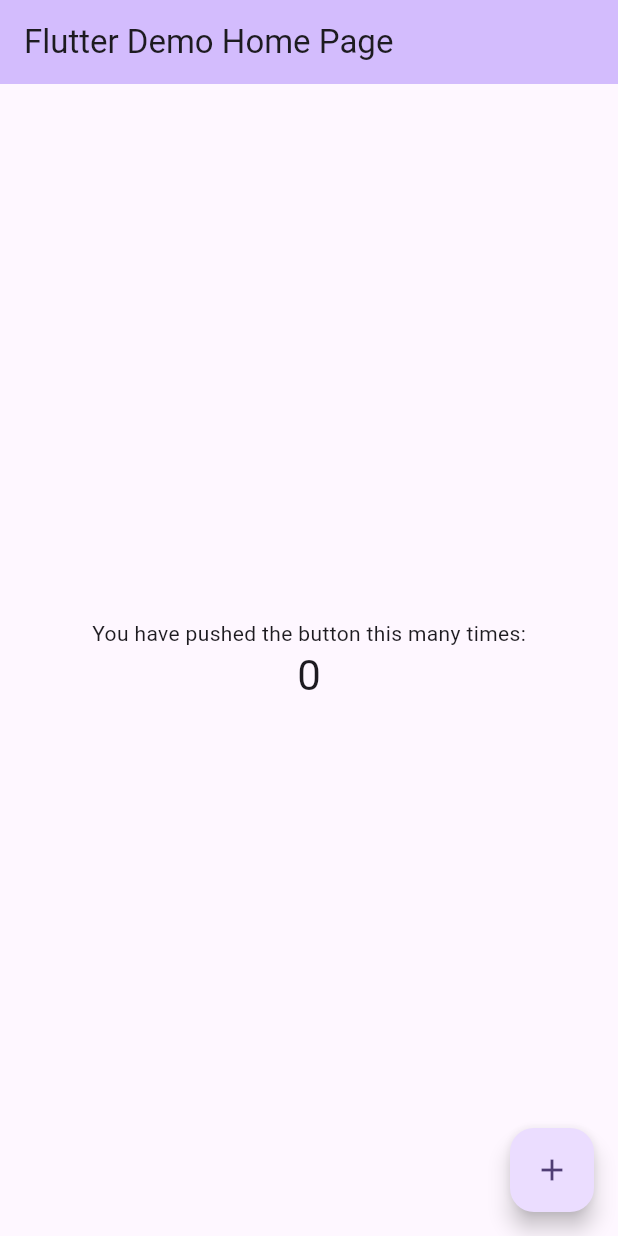
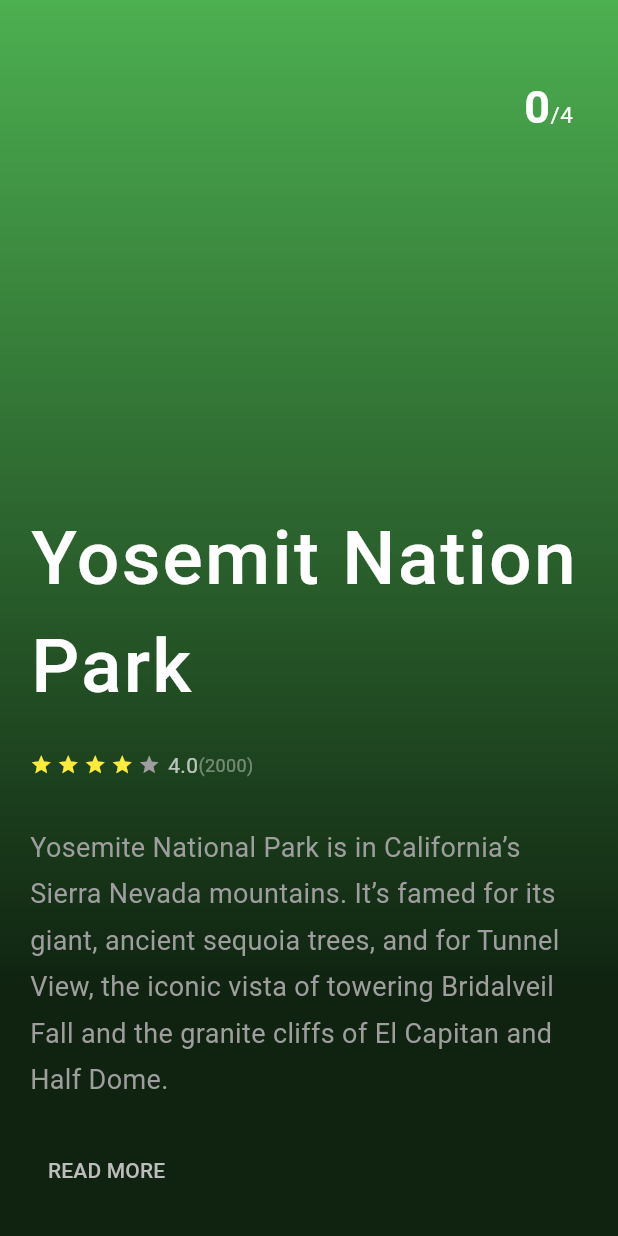
Before and after one commit to zaihcodes/Flutter, a Flutter app: the screen it shows after launch, on a phone screen of 412 x 824 dp. Run offline on Flutter 3.47's test engine with Material 3 defaults, Android fonts, the phone set to English and light mode, and no system bars.

Commit message:
Created the static pageview

```diff
--- a/flutter_trip_app_ui/lib/main.dart
+++ b/flutter_trip_app_ui/lib/main.dart
@@ -7,119 +7,162 @@
 class MyApp extends StatelessWidget {
   const MyApp({super.key});
 
-  // This widget is the root of your application.
   @override
   Widget build(BuildContext context) {
-    return MaterialApp(
-      title: 'Flutter Demo',
-      theme: ThemeData(
-        // This is the theme of your application.
-        //
-        // TRY THIS: Try running your application with "flutter run". You'll see
-        // the application has a purple toolbar. Then, without quitting the app,
-        // try changing the seedColor in the colorScheme below to Colors.green
-        // and then invoke "hot reload" (save your changes or press the "hot
-        // reload" button in a Flutter-supported IDE, or press "r" if you used
-        // the command line to start the app).
-        //
-        // Notice that the counter didn't reset back to zero; the application
-        // state is not lost during the reload. To reset the state, use hot
-        // restart instead.
-        //
-        // This works for code too, not just values: Most code changes can be
-        // tested with just a hot reload.
-        colorScheme: ColorScheme.fromSeed(seedColor: Colors.deepPurple),
-        useMaterial3: true,
-      ),
-      home: const MyHomePage(title: 'Flutter Demo Home Page'),
+    return const MaterialApp(
+      debugShowCheckedModeBanner: false,
+      home: HomeScreen(),
     );
   }
 }
 
-class MyHomePage extends StatefulWidget {
-  const MyHomePage({super.key, required this.title});
-
-  // This widget is the home page of your application. It is stateful, meaning
-  // that it has a State object (defined below) that contains fields that affect
-  // how it looks.
-
-  // This class is the configuration for the state. It holds the values (in this
-  // case the title) provided by the parent (in this case the App widget) and
-  // used by the build method of the State. Fields in a Widget subclass are
-  // always marked "final".
-
-  final String title;
-
-  @override
-  State<MyHomePage> createState() => _MyHomePageState();
-}
-
-class _MyHomePageState extends State<MyHomePage> {
-  int _counter = 0;
-
-  void _incrementCounter() {
-    setState(() {
-      // This call to setState tells the Flutter framework that something has
-      // changed in this State, which causes it to rerun the build method below
-      // so that the display can reflect the updated values. If we changed
-      // _counter without calling setState(), then the build method would not be
-      // called again, and so nothing would appear to happen.
-      _counter++;
-    });
-  }
+class HomeScreen extends StatelessWidget {
+  const HomeScreen({super.key});
 
   @override
   Widget build(BuildContext context) {
-    // This method is rerun every time setState is called, for instance as done
-    // by the _incrementCounter method above.
-    //
-    // The Flutter framework has been optimized to make rerunning build methods
-    // fast, so that you can just rebuild anything that needs updating rather
-    // than having to individually change instances of widgets.
     return Scaffold(
-      appBar: AppBar(
-        // TRY THIS: Try changing the color here to a specific color (to
-        // Colors.amber, perhaps?) and trigger a hot reload to see the AppBar
-        // change color while the other colors stay the same.
-        backgroundColor: Theme.of(context).colorScheme.inversePrimary,
-        // Here we take the value from the MyHomePage object that was created by
-        // the App.build method, and use it to set our appbar title.
-        title: Text(widget.title),
+      body: PageView(
+        scrollDirection: Axis.horizontal,
+        children: [
+          Stack(
+            children: [
+              Container(
+                width: double.infinity,
+                decoration: const BoxDecoration(color: Colors.green),
+                child: Container(
+                  padding: const EdgeInsets.all(20),
+                  decoration: BoxDecoration(
+                      gradient: LinearGradient(
+                          colors: [
+                            Colors.black.withOpacity(0.8),
+                            Colors.transparent
+                          ],
+                          begin: Alignment.bottomCenter,
+                          end: Alignment.topCenter,
+                          stops: const [0.2, 1])),
+                  child: Column(
+                    crossAxisAlignment: CrossAxisAlignment.start,
+                    mainAxisAlignment: MainAxisAlignment.end,
+                    children: [
+                      const Text(
+                        'Yosemit Nation Park',
+                        style: TextStyle(
+                            fontSize: 50,
+                            fontWeight: FontWeight.w500,
+                            color: Colors.white,
+                            letterSpacing: 1.5),
                       ),
-      body: Center(
-        // Center is a layout widget. It takes a single child and positions it
-        // in the middle of the parent.
-        child: Column(
-          // Column is also a layout widget. It takes a list of children and
-          // arranges them vertically. By default, it sizes itself to fit its
-          // children horizontally, and tries to be as tall as its parent.
-          //
-          // Column has various properties to control how it sizes itself and
-          // how it positions its children. Here we use mainAxisAlignment to
-          // center the children vertically; the main axis here is the vertical
-          // axis because Columns are vertical (the cross axis would be
-          // horizontal).
-          //
-          // TRY THIS: Invoke "debug painting" (choose the "Toggle Debug Paint"
-          // action in the IDE, or press "p" in the console), to see the
-          // wireframe for each widget.
-          mainAxisAlignment: MainAxisAlignment.center,
-          children: <Widget>[
+                      const SizedBox(
+                        height: 20,
+                      ),
+                      Row(
+                        children: [
+                          Row(
+                            mainAxisAlignment: MainAxisAlignment.start,
+                            children: [
+                              Container(
+                                margin: const EdgeInsets.only(right: 3),
+                                child: const Icon(
+                                  Icons.star,
+                                  color: Colors.yellow,
+                                  size: 15,
+                                ),
+                              ),
+                              Container(
+                                margin: const EdgeInsets.only(right: 3),
+                                child: const Icon(
+                                  Icons.star,
+                                  color: Colors.yellow,
+                                  size: 15,
+                                ),
+                              ),
+                              Container(
+                                margin: const EdgeInsets.only(right: 3),
+                                child: const Icon(
+                                  Icons.star,
+                                  color: Colors.yellow,
+                                  size: 15,
+                                ),
+                              ),
+                              Container(
+                                margin: const EdgeInsets.only(right: 3),
+                                child: const Icon(
+                                  Icons.star,
+                                  color: Colors.yellow,
+                                  size: 15,
+                                ),
+                              ),
+                              Container(
+                                margin: const EdgeInsets.only(right: 5),
+                                child: const Icon(
+                                  Icons.star,
+                                  color: Colors.grey,
+                                  size: 15,
+                                ),
+                              ),
                               const Text(
-              'You have pushed the button this many times:',
+                                '4.0',
+                                style: TextStyle(color: Colors.white70),
                               ),
-            Text(
-              '$_counter',
-              style: Theme.of(context).textTheme.headlineMedium,
+                              const Text(
+                                '(2000)',
+                                style: TextStyle(
+                                    color: Colors.white38, fontSize: 12),
+                              )
+                            ],
                           ),
                         ],
                       ),
+                      const SizedBox(
+                        height: 30,
                       ),
-      floatingActionButton: FloatingActionButton(
-        onPressed: _incrementCounter,
-        tooltip: 'Increment',
-        child: const Icon(Icons.add),
-      ), // This trailing comma makes auto-formatting nicer for build methods.
+                      Text(
+                        'Yosemite National Park is in California’s Sierra Nevada mountains. It’s famed for its giant, ancient sequoia trees, and for Tunnel View, the iconic vista of towering Bridalveil Fall and the granite cliffs of El Capitan and Half Dome.',
+                        style: TextStyle(
+                            fontSize: 18,
+                            height: 1.7,
+                            color: Colors.grey.shade500),
+                      ),
+                      const SizedBox(
+                        height: 20,
+                      ),
+                      TextButton(
+                          onPressed: () {},
+                          child: Text(
+                            'READ MORE',
+                            style: TextStyle(color: Colors.grey.shade400),
+                          ))
+                    ],
+                  ),
+                ),
+              ),
+              const Positioned(
+                top: 50,
+                right: 30,
+                child: Row(
+                  mainAxisAlignment: MainAxisAlignment.end,
+                  crossAxisAlignment: CrossAxisAlignment.baseline,
+                  textBaseline: TextBaseline.alphabetic,
+                  children: <Widget>[
+                    Text(
+                      '0',
+                      style: TextStyle(
+                          color: Colors.white,
+                          fontSize: 30,
+                          fontWeight: FontWeight.bold),
+                    ),
+                    Text(
+                      '/4',
+                      style: TextStyle(color: Colors.white, fontSize: 15),
+                    )
+                  ],
+                ),
+              ),
+            ],
+          )
+        ],
+      ),
     );
   }
 }
```
Lines whose indentation alone changed are shown as unchanged.
